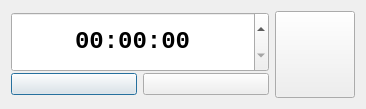
Old version of the form dialog.ui in the repository orgkd/06_timer_gui.
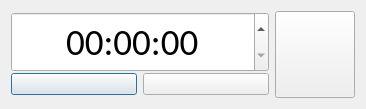
New version of the form.

What changed in the file:
```diff
--- a/dialog.ui
+++ b/dialog.ui
@@ -31,6 +31,9 @@
   <property name="windowTitle">
    <string>Dialog</string>
   </property>
+  <property name="autoFillBackground">
+   <bool>true</bool>
+  </property>
   <layout class="QHBoxLayout" name="horizontalLayout_2">
    <item>
     <layout class="QVBoxLayout" name="verticalLayout">
@@ -53,12 +56,19 @@
        </property>
        <property name="font">
         <font>
-         <family>Courier New</family>
-         <pointsize>18</pointsize>
-         <weight>75</weight>
-         <bold>true</bold>
+         <family>Calibri</family>
+         <pointsize>28</pointsize>
+         <weight>50</weight>
+         <bold>false</bold>
+         <stylestrategy>PreferAntialias</stylestrategy>
         </font>
        </property>
+       <property name="autoFillBackground">
+        <bool>true</bool>
+       </property>
+       <property name="styleSheet">
+        <string notr="true"/>
+       </property>
        <property name="alignment">
         <set>Qt::AlignCenter</set>
        </property>
```
Left out of the diff: 6 changed lines with no effect on the pictures.
